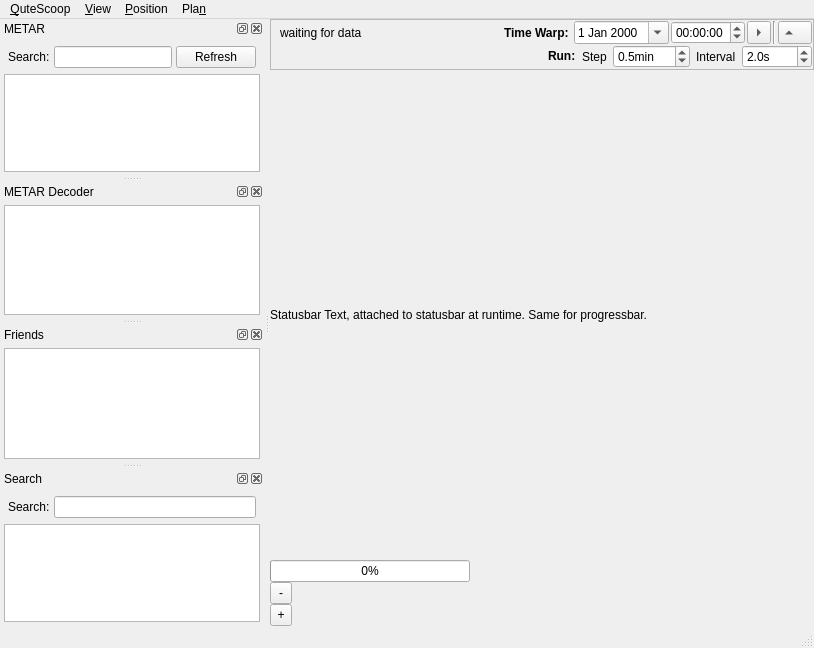
First picture: the form in branches/jonas_stable/QuteScoop/gui/MainWindow.ui, repository qutescoop/qutescoop, before the edit.
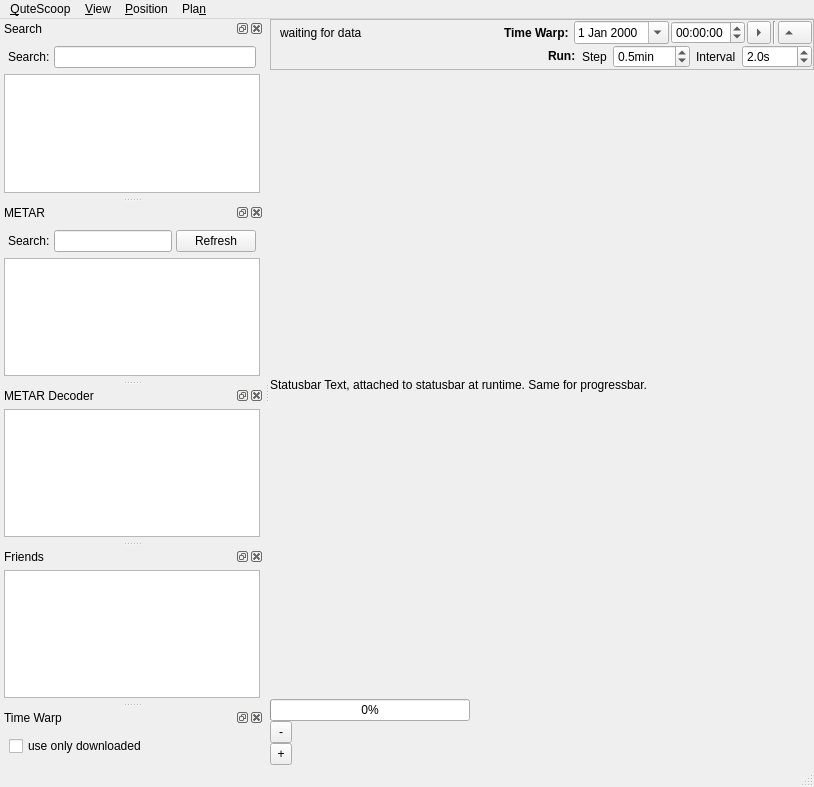
Second picture: the form after the edit. Icons and pictures are not drawn.

What changed in the file:
```diff
--- a/branches/jonas_stable/QuteScoop/gui/MainWindow.ui
+++ b/branches/jonas_stable/QuteScoop/gui/MainWindow.ui
@@ -7,7 +7,7 @@
     <x>0</x>
     <y>0</y>
     <width>814</width>
-    <height>648</height>
+    <height>787</height>
    </rect>
   </property>
   <property name="windowTitle">
@@ -474,6 +474,82 @@
    <addaction name="menuPlan"/>
   </widget>
   <widget class="QStatusBar" name="statusbar"/>
+  <widget class="QDockWidget" name="searchDock">
+   <property name="maximumSize">
+    <size>
+     <width>524287</width>
+     <height>524287</height>
+    </size>
+   </property>
+   <property name="allowedAreas">
+    <set>Qt::AllDockWidgetAreas</set>
+   </property>
+   <property name="windowTitle">
+    <string>Search</string>
+   </property>
+   <attribute name="dockWidgetArea">
+    <number>1</number>
+   </attribute>
+   <widget class="QWidget" name="dockWidgetContents">
+    <layout class="QVBoxLayout" name="_5">
+     <property name="spacing">
+      <number>2</number>
+     </property>
+     <property name="margin">
+      <number>4</number>
+     </property>
+     <item>
+      <layout class="QHBoxLayout" name="_6">
+       <property name="spacing">
+        <number>4</number>
+       </property>
+       <property name="margin">
+        <number>4</number>
+       </property>
+       <item>
+        <widget class="QLabel" name="label">
+         <property name="text">
+          <string>Search:</string>
+         </property>
+         <property name="buddy">
+          <cstring>searchEdit</cstring>
+         </property>
+        </widget>
+       </item>
+       <item>
+        <widget class="QLineEdit" name="searchEdit">
+         <property name="toolTip">
+          <string>Searches Map Objects and Clients. Wildcards (*, ?) and those powerful &quot;Regular Expressions&quot; (search for them on the internet) allowed</string>
+         </property>
+        </widget>
+       </item>
+      </layout>
+     </item>
+     <item>
+      <widget class="QTreeView" name="searchResult">
+       <property name="editTriggers">
+        <set>QAbstractItemView::AllEditTriggers</set>
+       </property>
+       <property name="rootIsDecorated">
+        <bool>false</bool>
+       </property>
+       <property name="uniformRowHeights">
+        <bool>true</bool>
+       </property>
+       <property name="itemsExpandable">
+        <bool>false</bool>
+       </property>
+       <property name="sortingEnabled">
+        <bool>false</bool>
+       </property>
+       <attribute name="headerShowSortIndicator" stdset="0">
+        <bool>true</bool>
+       </attribute>
+      </widget>
+     </item>
+    </layout>
+   </widget>
+  </widget>
   <widget class="QDockWidget" name="metarDock">
    <property name="windowTitle">
     <string>METAR</string>
@@ -617,77 +693,20 @@
     </layout>
    </widget>
   </widget>
-  <widget class="QDockWidget" name="searchDock">
-   <property name="maximumSize">
-    <size>
-     <width>524287</width>
-     <height>524287</height>
-    </size>
-   </property>
-   <property name="allowedAreas">
-    <set>Qt::AllDockWidgetAreas</set>
-   </property>
+  <widget class="QDockWidget" name="warpDock">
    <property name="windowTitle">
-    <string>Search</string>
+    <string>Time Warp</string>
    </property>
    <attribute name="dockWidgetArea">
     <number>1</number>
    </attribute>
-   <widget class="QWidget" name="dockWidgetContents">
-    <layout class="QVBoxLayout" name="_5">
-     <property name="spacing">
-      <number>2</number>
-     </property>
-     <property name="margin">
-      <number>4</number>
-     </property>
-     <item>
-      <layout class="QHBoxLayout" name="_6">
-       <property name="spacing">
-        <number>4</number>
+   <widget class="QWidget" name="dockWidgetContents_5">
+    <layout class="QGridLayout" name="gridLayout">
+     <item row="0" column="0">
+      <widget class="QCheckBox" name="cbNoPredict">
+       <property name="text">
+        <string>use only downloaded</string>
        </property>
-       <property name="margin">
-        <number>4</number>
-       </property>
-       <item>
-        <widget class="QLabel" name="label">
-         <property name="text">
-          <string>Search:</string>
-         </property>
-         <property name="buddy">
-          <cstring>searchEdit</cstring>
-         </property>
-        </widget>
-       </item>
-       <item>
-        <widget class="QLineEdit" name="searchEdit">
-         <property name="toolTip">
-          <string>Searches all objects. Wildcards (*, ?) and powerful regular expressions allowed.</string>
-         </property>
-        </widget>
-       </item>
-      </layout>
-     </item>
-     <item>
-      <widget class="QTreeView" name="searchResult">
-       <property name="editTriggers">
-        <set>QAbstractItemView::AllEditTriggers</set>
-       </property>
-       <property name="rootIsDecorated">
-        <bool>false</bool>
-       </property>
-       <property name="uniformRowHeights">
-        <bool>true</bool>
-       </property>
-       <property name="itemsExpandable">
-        <bool>false</bool>
-       </property>
-       <property name="sortingEnabled">
-        <bool>false</bool>
-       </property>
-       <attribute name="headerShowSortIndicator" stdset="0">
-        <bool>true</bool>
-       </attribute>
       </widget>
      </item>
     </layout>
```
Left out of the diff: 71 changed lines with no effect on the pictures.
